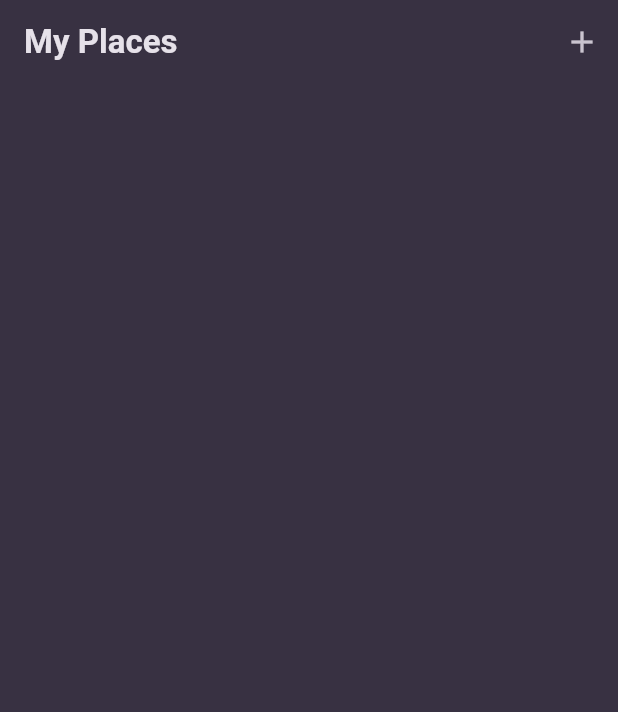
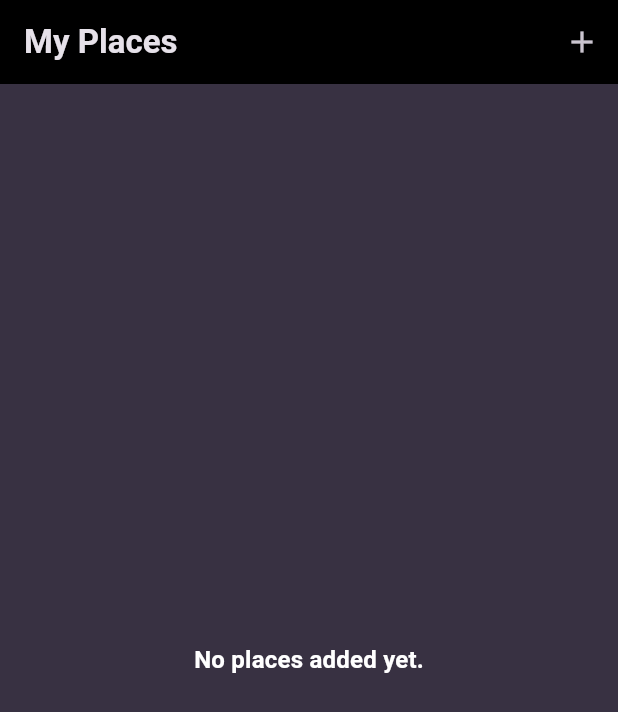
Before and after one commit to jan-neumann/favorite_places, a Flutter app: the screen it shows after launch, on a phone screen of 412 x 824 dp. Shown: the top 712 px of the screen. Run offline on Flutter 3.47's test engine with Material 3 defaults, Android fonts, the phone set to English and light mode, and no system bars; our stand-ins replace flutter_riverpod, google_fonts.

Commit message:
Add item removal function; update styles

```diff
--- a/lib/providers/places_provider.dart
+++ b/lib/providers/places_provider.dart
@@ -8,6 +8,11 @@ class PlacesNotifier extends StateNotifier<List<Place>> {
     if (state.contains(place)) return;
     state = [...state, place];
   }
+
+  void remove(Place place) {
+    if (!state.contains(place)) return;
+    state = state.where((p) => p.id != place.id).toList();
+  }
 }
 
 final placesProvider = StateNotifierProvider<PlacesNotifier, List<Place>>((ref) {
--- a/lib/screens/add_new_place.dart
+++ b/lib/screens/add_new_place.dart
@@ -35,7 +35,7 @@ class _AddNewPlaceState extends ConsumerState<AddNewPlace> {
   @override
   Widget build(BuildContext context) {
     return Scaffold(
-      appBar: AppBar(title: Text('Add new Place')),
+      appBar: AppBar(title: Text('Add new Place'), backgroundColor: Theme.of(context).shadowColor,),
       body: Padding(
         padding: const EdgeInsets.all(16.0),
         child: Form(
@@ -44,6 +44,7 @@ class _AddNewPlaceState extends ConsumerState<AddNewPlace> {
             children: [
               TextFormField(
                 maxLength: 60,
+                style: TextStyle(color: Colors.white),
                 decoration: InputDecoration(label: Text('Title')),
                 validator: (value) {
                   if (value == null ||
--- a/lib/screens/places_screen.dart
+++ b/lib/screens/places_screen.dart
@@ -1,3 +1,4 @@
+import 'package:favorite_places/model/place.dart';
 import 'package:favorite_places/providers/places_provider.dart';
 import 'package:favorite_places/screens/add_new_place.dart';
 import 'package:flutter/material.dart';
@@ -19,6 +20,10 @@ class _PlacesScreenState extends ConsumerState<PlacesScreen> {
     ).push(MaterialPageRoute(builder: (ctx) => AddNewPlace()));
   }
 
+  void _removePlace(Place place) {
+    ref.read(placesProvider.notifier).remove(place);
+  }
+
   @override
   Widget build(BuildContext context) {
     final places = ref.watch(placesProvider);
@@ -26,12 +31,29 @@ class _PlacesScreenState extends ConsumerState<PlacesScreen> {
       appBar: AppBar(
         title: Text('My Places'),
         actions: [IconButton(onPressed: _addPlace, icon: Icon(Icons.add))],
+        backgroundColor: Theme.of(context).shadowColor,
       ),
-      body: ListView.builder(
+      body: places.isEmpty
+          ? Center(
+              child: Text(
+                'No places added yet.',
+                style: Theme.of(context).textTheme.titleMedium,
+              ),
+            )
+          : ListView.builder(
               itemCount: places.length,
               itemBuilder: (ctx, index) => Dismissible(
+                background: Container(
+                  decoration: BoxDecoration(
+                    borderRadius: BorderRadius.circular(8),
+                    color: Colors.redAccent,
+                  ),
+                ),
                 key: ValueKey(places[index]),
                 child: ListTile(title: Text(places[index].name)),
+                onDismissed: (direction) {
+                  _removePlace(places[index]);
+                },
               ),
             ),
     );
```
Lines whose indentation alone changed are shown as unchanged.
